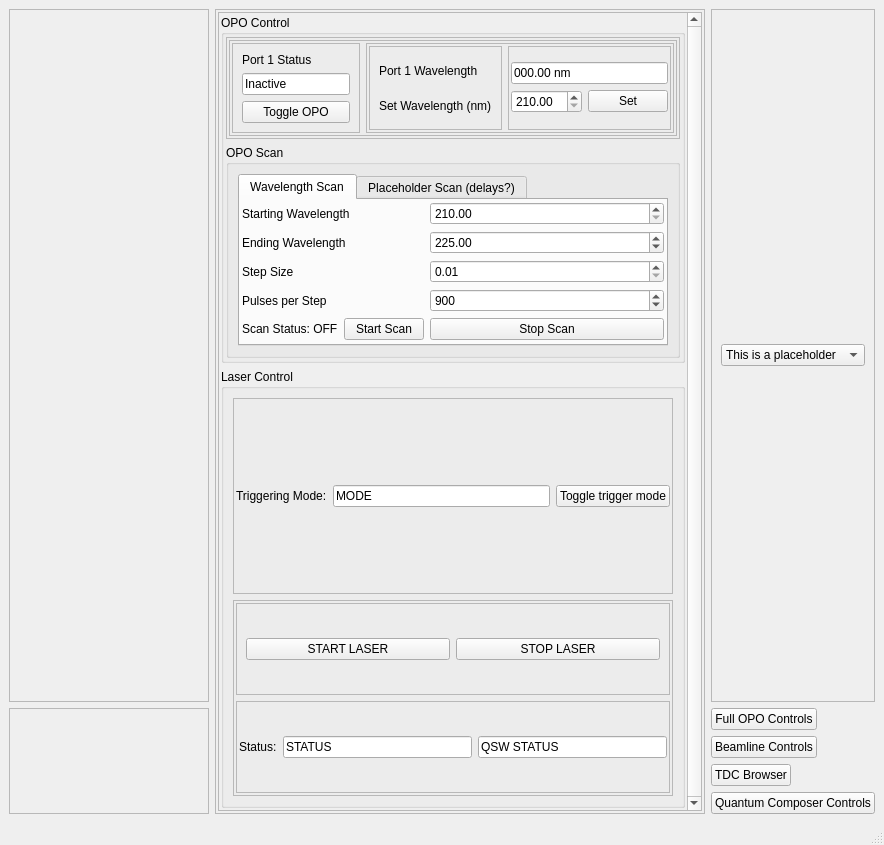
Old version of the form BigGUI.ui in the repository gmondee/BigGUI.
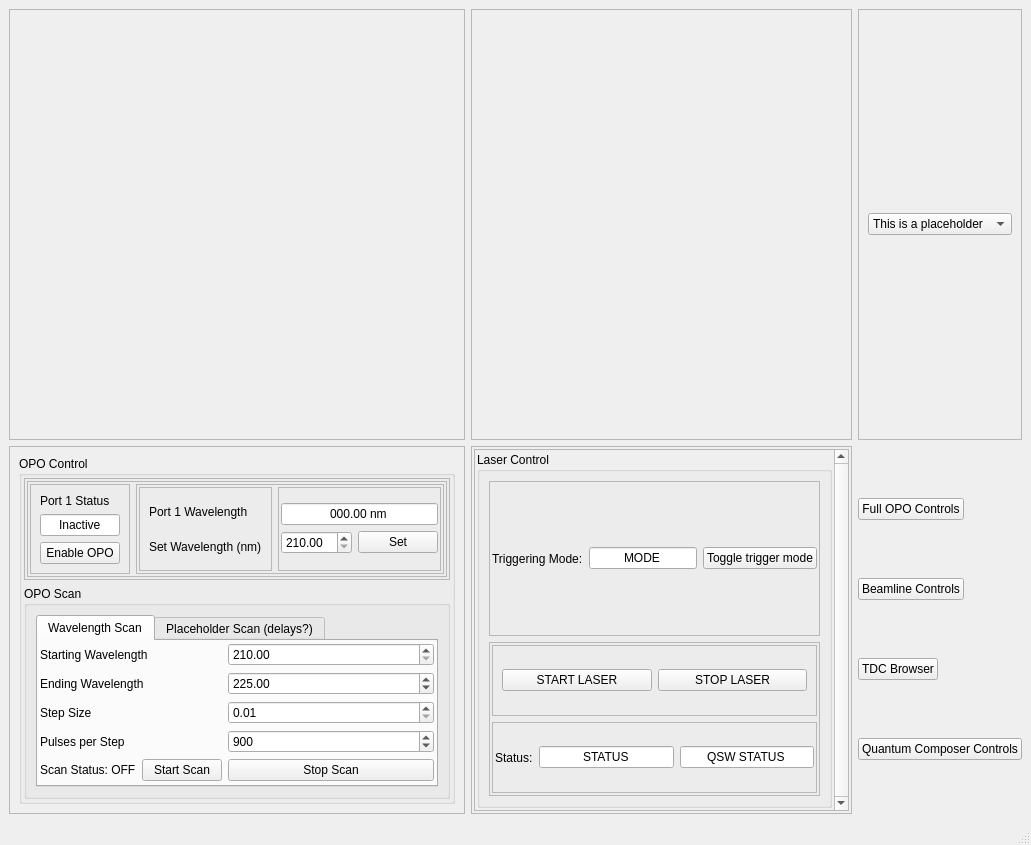
New version of the form.

```diff
--- a/BigGUI.ui
+++ b/BigGUI.ui
@@ -18,7 +18,7 @@
     <item row="1" column="1">
      <layout class="QGridLayout" name="gridLayout">
       <item row="6" column="0">
-       <widget class="QFrame" name="frameAblation">
+       <widget class="QFrame" name="frameOPO">
         <property name="sizePolicy">
          <sizepolicy hsizetype="Preferred" vsizetype="Preferred">
           <horstretch>1</horstretch>
@@ -31,181 +31,7 @@
         <property name="frameShadow">
          <enum>QFrame::Shadow::Raised</enum>
         </property>
-        <layout class="QVBoxLayout" name="verticalLayout_15"/>
-       </widget>
-      </item>
-      <item row="6" column="2">
-       <layout class="QVBoxLayout" name="verticalLayout_17">
-        <item>
-         <widget class="QPushButton" name="pushButtonOpenOPOGUI">
-          <property name="sizePolicy">
-           <sizepolicy hsizetype="Fixed" vsizetype="Fixed">
-            <horstretch>0</horstretch>
-            <verstretch>0</verstretch>
-           </sizepolicy>
-          </property>
-          <property name="text">
-           <string>Full OPO Controls</string>
-          </property>
-         </widget>
-        </item>
-        <item>
-         <widget class="QPushButton" name="pushButtonOpenBeamlineGui">
-          <property name="sizePolicy">
-           <sizepolicy hsizetype="Fixed" vsizetype="Fixed">
-            <horstretch>0</horstretch>
-            <verstretch>0</verstretch>
-           </sizepolicy>
-          </property>
-          <property name="text">
-           <string>Beamline Controls</string>
-          </property>
-         </widget>
-        </item>
-        <item>
-         <widget class="QPushButton" name="pushButtonOpenTDCBrowser">
-          <property name="sizePolicy">
-           <sizepolicy hsizetype="Fixed" vsizetype="Fixed">
-            <horstretch>0</horstretch>
-            <verstretch>0</verstretch>
-           </sizepolicy>
-          </property>
-          <property name="text">
-           <string>TDC Browser</string>
-          </property>
-         </widget>
-        </item>
-        <item>
-         <widget class="QPushButton" name="pushButtonOpenQC">
-          <property name="sizePolicy">
-           <sizepolicy hsizetype="Fixed" vsizetype="Fixed">
-            <horstretch>0</horstretch>
-            <verstretch>0</verstretch>
-           </sizepolicy>
-          </property>
-          <property name="text">
-           <string>Quantum Composer Controls</string>
-          </property>
-         </widget>
-        </item>
-       </layout>
-      </item>
-      <item row="5" column="2">
-       <widget class="QFrame" name="framePlaceholder">
-        <property name="sizePolicy">
-         <sizepolicy hsizetype="Preferred" vsizetype="Preferred">
-          <horstretch>0</horstretch>
-          <verstretch>0</verstretch>
-         </sizepolicy>
-        </property>
-        <property name="frameShape">
-         <enum>QFrame::Shape::StyledPanel</enum>
-        </property>
-        <property name="frameShadow">
-         <enum>QFrame::Shadow::Raised</enum>
-        </property>
-        <layout class="QVBoxLayout" name="verticalLayout_16">
-         <item>
-          <widget class="QComboBox" name="comboBox">
-           <item>
-            <property name="text">
-             <string>This is a placeholder</string>
-            </property>
-           </item>
-          </widget>
-         </item>
-        </layout>
-       </widget>
-      </item>
-      <item row="5" column="0">
-       <widget class="QFrame" name="frameTDC">
-        <property name="sizePolicy">
-         <sizepolicy hsizetype="Preferred" vsizetype="Preferred">
-          <horstretch>1</horstretch>
-          <verstretch>0</verstretch>
-         </sizepolicy>
-        </property>
-        <property name="frameShape">
-         <enum>QFrame::Shape::StyledPanel</enum>
-        </property>
-        <property name="frameShadow">
-         <enum>QFrame::Shadow::Raised</enum>
-        </property>
-        <layout class="QVBoxLayout" name="verticalLayout_14"/>
-       </widget>
-      </item>
-      <item row="5" column="1" rowspan="2">
-       <widget class="QFrame" name="frameOPOControl">
-        <property name="sizePolicy">
-         <sizepolicy hsizetype="MinimumExpanding" vsizetype="Preferred">
-          <horstretch>1</horstretch>
-          <verstretch>0</verstretch>
-         </sizepolicy>
-        </property>
-        <property name="frameShape">
-         <enum>QFrame::Shape::StyledPanel</enum>
-        </property>
-        <property name="frameShadow">
-         <enum>QFrame::Shadow::Raised</enum>
-        </property>
-        <layout class="QVBoxLayout" name="verticalLayout_4">
-         <property name="leftMargin">
-          <number>2</number>
-         </property>
-         <property name="topMargin">
-          <number>2</number>
-         </property>
-         <property name="rightMargin">
-          <number>2</number>
-         </property>
-         <property name="bottomMargin">
-          <number>2</number>
-         </property>
-         <item>
-          <widget class="QScrollArea" name="scrollArea">
-           <property name="sizePolicy">
-            <sizepolicy hsizetype="Expanding" vsizetype="Expanding">
-             <horstretch>0</horstretch>
-             <verstretch>0</verstretch>
-            </sizepolicy>
-           </property>
-           <property name="verticalScrollBarPolicy">
-            <enum>Qt::ScrollBarPolicy::ScrollBarAlwaysOn</enum>
-           </property>
-           <property name="horizontalScrollBarPolicy">
-            <enum>Qt::ScrollBarPolicy::ScrollBarAlwaysOff</enum>
-           </property>
-           <property name="widgetResizable">
-            <bool>true</bool>
-           </property>
-           <widget class="QWidget" name="scrollAreaWidgetContents">
-            <property name="geometry">
-             <rect>
-              <x>0</x>
-              <y>0</y>
-              <width>558</width>
-              <height>747</height>
-             </rect>
-            </property>
-            <property name="sizePolicy">
-             <sizepolicy hsizetype="Preferred" vsizetype="Expanding">
-              <horstretch>0</horstretch>
-              <verstretch>0</verstretch>
-             </sizepolicy>
-            </property>
-            <layout class="QVBoxLayout" name="verticalLayout_7">
-             <property name="leftMargin">
-              <number>2</number>
-             </property>
-             <property name="topMargin">
-              <number>2</number>
-             </property>
-             <property name="rightMargin">
-              <number>2</number>
-             </property>
-             <property name="bottomMargin">
-              <number>2</number>
-             </property>
+        <layout class="QVBoxLayout" name="verticalLayout_15">
              <item>
               <widget class="QGroupBox" name="groupBox">
                <property name="title">
@@ -287,12 +113,18 @@
                            <property name="text">
                             <string>Inactive</string>
                            </property>
+                       <property name="alignment">
+                        <set>Qt::AlignmentFlag::AlignCenter</set>
+                       </property>
+                       <property name="readOnly">
+                        <bool>true</bool>
+                       </property>
                           </widget>
                          </item>
                          <item>
                           <widget class="QPushButton" name="pushButtonToggleOPO">
                            <property name="text">
-                            <string>Toggle OPO</string>
+                        <string>Enable OPO</string>
                            </property>
                           </widget>
                          </item>
@@ -399,6 +231,12 @@
                                 <property name="text">
                                  <string>000.00 nm</string>
                                 </property>
+                            <property name="alignment">
+                             <set>Qt::AlignmentFlag::AlignCenter</set>
+                            </property>
+                            <property name="readOnly">
+                             <bool>true</bool>
+                            </property>
                                </widget>
                               </item>
                               <item row="1" column="1">
@@ -753,6 +591,181 @@
                </layout>
               </widget>
              </item>
+        </layout>
+       </widget>
+      </item>
+      <item row="6" column="2">
+       <layout class="QVBoxLayout" name="verticalLayout_17">
+        <item>
+         <widget class="QPushButton" name="pushButtonOpenOPOGUI">
+          <property name="sizePolicy">
+           <sizepolicy hsizetype="Fixed" vsizetype="Fixed">
+            <horstretch>0</horstretch>
+            <verstretch>0</verstretch>
+           </sizepolicy>
+          </property>
+          <property name="text">
+           <string>Full OPO Controls</string>
+          </property>
+         </widget>
+        </item>
+        <item>
+         <widget class="QPushButton" name="pushButtonOpenBeamlineGui">
+          <property name="sizePolicy">
+           <sizepolicy hsizetype="Fixed" vsizetype="Fixed">
+            <horstretch>0</horstretch>
+            <verstretch>0</verstretch>
+           </sizepolicy>
+          </property>
+          <property name="text">
+           <string>Beamline Controls</string>
+          </property>
+         </widget>
+        </item>
+        <item>
+         <widget class="QPushButton" name="pushButtonOpenTDCBrowser">
+          <property name="sizePolicy">
+           <sizepolicy hsizetype="Fixed" vsizetype="Fixed">
+            <horstretch>0</horstretch>
+            <verstretch>0</verstretch>
+           </sizepolicy>
+          </property>
+          <property name="text">
+           <string>TDC Browser</string>
+          </property>
+         </widget>
+        </item>
+        <item>
+         <widget class="QPushButton" name="pushButtonOpenQC">
+          <property name="sizePolicy">
+           <sizepolicy hsizetype="Fixed" vsizetype="Fixed">
+            <horstretch>0</horstretch>
+            <verstretch>0</verstretch>
+           </sizepolicy>
+          </property>
+          <property name="text">
+           <string>Quantum Composer Controls</string>
+          </property>
+         </widget>
+        </item>
+       </layout>
+      </item>
+      <item row="5" column="2">
+       <widget class="QFrame" name="framePlaceholder">
+        <property name="sizePolicy">
+         <sizepolicy hsizetype="Preferred" vsizetype="Preferred">
+          <horstretch>0</horstretch>
+          <verstretch>0</verstretch>
+         </sizepolicy>
+        </property>
+        <property name="frameShape">
+         <enum>QFrame::Shape::StyledPanel</enum>
+        </property>
+        <property name="frameShadow">
+         <enum>QFrame::Shadow::Raised</enum>
+        </property>
+        <layout class="QVBoxLayout" name="verticalLayout_18">
+         <item>
+          <widget class="QComboBox" name="comboBox">
+           <item>
+            <property name="text">
+             <string>This is a placeholder</string>
+            </property>
+           </item>
+          </widget>
+         </item>
+        </layout>
+       </widget>
+      </item>
+      <item row="5" column="0">
+       <widget class="QFrame" name="frameTDC">
+        <property name="sizePolicy">
+         <sizepolicy hsizetype="Preferred" vsizetype="Preferred">
+          <horstretch>1</horstretch>
+          <verstretch>1</verstretch>
+         </sizepolicy>
+        </property>
+        <property name="frameShape">
+         <enum>QFrame::Shape::StyledPanel</enum>
+        </property>
+        <property name="frameShadow">
+         <enum>QFrame::Shadow::Raised</enum>
+        </property>
+        <layout class="QVBoxLayout" name="verticalLayout_14"/>
+       </widget>
+      </item>
+      <item row="6" column="1">
+       <widget class="QFrame" name="frameLaser">
+        <property name="sizePolicy">
+         <sizepolicy hsizetype="MinimumExpanding" vsizetype="Preferred">
+          <horstretch>1</horstretch>
+          <verstretch>0</verstretch>
+         </sizepolicy>
+        </property>
+        <property name="frameShape">
+         <enum>QFrame::Shape::StyledPanel</enum>
+        </property>
+        <property name="frameShadow">
+         <enum>QFrame::Shadow::Raised</enum>
+        </property>
+        <layout class="QVBoxLayout" name="verticalLayout_4">
+         <property name="leftMargin">
+          <number>2</number>
+         </property>
+         <property name="topMargin">
+          <number>2</number>
+         </property>
+         <property name="rightMargin">
+          <number>2</number>
+         </property>
+         <property name="bottomMargin">
+          <number>2</number>
+         </property>
+         <item>
+          <widget class="QScrollArea" name="scrollArea">
+           <property name="sizePolicy">
+            <sizepolicy hsizetype="Expanding" vsizetype="Expanding">
+             <horstretch>0</horstretch>
+             <verstretch>0</verstretch>
+            </sizepolicy>
+           </property>
+           <property name="verticalScrollBarPolicy">
+            <enum>Qt::ScrollBarPolicy::ScrollBarAlwaysOn</enum>
+           </property>
+           <property name="horizontalScrollBarPolicy">
+            <enum>Qt::ScrollBarPolicy::ScrollBarAlwaysOff</enum>
+           </property>
+           <property name="widgetResizable">
+            <bool>true</bool>
+           </property>
+           <widget class="QWidget" name="scrollAreaWidgetContents">
+            <property name="geometry">
+             <rect>
+              <x>0</x>
+              <y>0</y>
+              <width>328</width>
+              <height>403</height>
+             </rect>
+            </property>
+            <property name="sizePolicy">
+             <sizepolicy hsizetype="Preferred" vsizetype="Expanding">
+              <horstretch>0</horstretch>
+              <verstretch>0</verstretch>
+             </sizepolicy>
+            </property>
+            <layout class="QVBoxLayout" name="verticalLayout_7">
+             <property name="leftMargin">
+              <number>2</number>
+             </property>
+             <property name="topMargin">
+              <number>2</number>
+             </property>
+             <property name="rightMargin">
+              <number>2</number>
+             </property>
+             <property name="bottomMargin">
+              <number>2</number>
+             </property>
              <item>
               <widget class="QGroupBox" name="groupBox_3">
                <property name="sizePolicy">
@@ -798,6 +811,15 @@
                      <property name="text">
                       <string>MODE</string>
                      </property>
+                     <property name="frame">
+                      <bool>true</bool>
+                     </property>
+                     <property name="alignment">
+                      <set>Qt::AlignmentFlag::AlignCenter</set>
+                     </property>
+                     <property name="readOnly">
+                      <bool>true</bool>
+                     </property>
                     </widget>
                    </item>
                    <item>
@@ -890,6 +912,12 @@
                         <property name="text">
                          <string>STATUS</string>
                         </property>
+                        <property name="alignment">
+                         <set>Qt::AlignmentFlag::AlignCenter</set>
+                        </property>
+                        <property name="readOnly">
+                         <bool>true</bool>
+                        </property>
                        </widget>
                       </item>
                       <item>
@@ -897,6 +925,12 @@
                         <property name="text">
                          <string>QSW STATUS</string>
                         </property>
+                        <property name="alignment">
+                         <set>Qt::AlignmentFlag::AlignCenter</set>
+                        </property>
+                        <property name="readOnly">
+                         <bool>true</bool>
+                        </property>
                        </widget>
                       </item>
                      </layout>
@@ -915,6 +949,23 @@
         </layout>
        </widget>
       </item>
+      <item row="5" column="1">
+       <widget class="QFrame" name="frameAblation">
+        <property name="sizePolicy">
+         <sizepolicy hsizetype="Preferred" vsizetype="Preferred">
+          <horstretch>1</horstretch>
+          <verstretch>1</verstretch>
+         </sizepolicy>
+        </property>
+        <property name="frameShape">
+         <enum>QFrame::Shape::StyledPanel</enum>
+        </property>
+        <property name="frameShadow">
+         <enum>QFrame::Shadow::Raised</enum>
+        </property>
+        <layout class="QVBoxLayout" name="verticalLayout_16"/>
+       </widget>
+      </item>
      </layout>
     </item>
    </layout>
```
Lines whose indentation alone changed are shown as unchanged.
